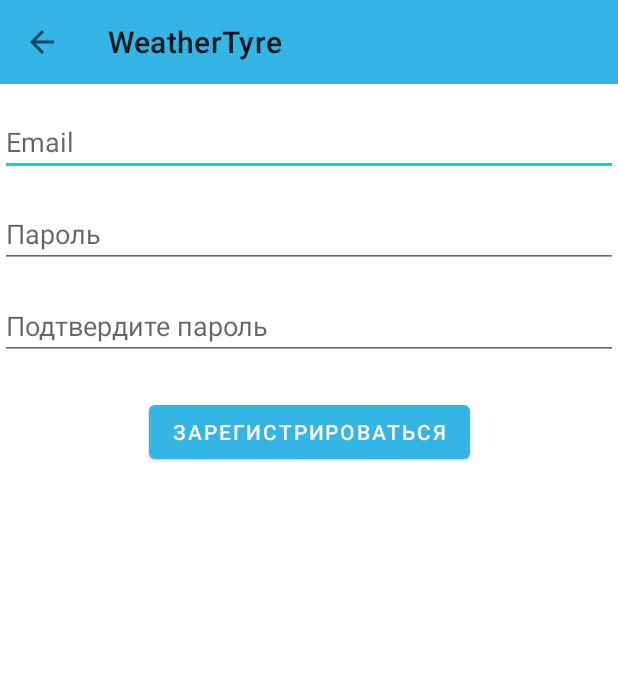
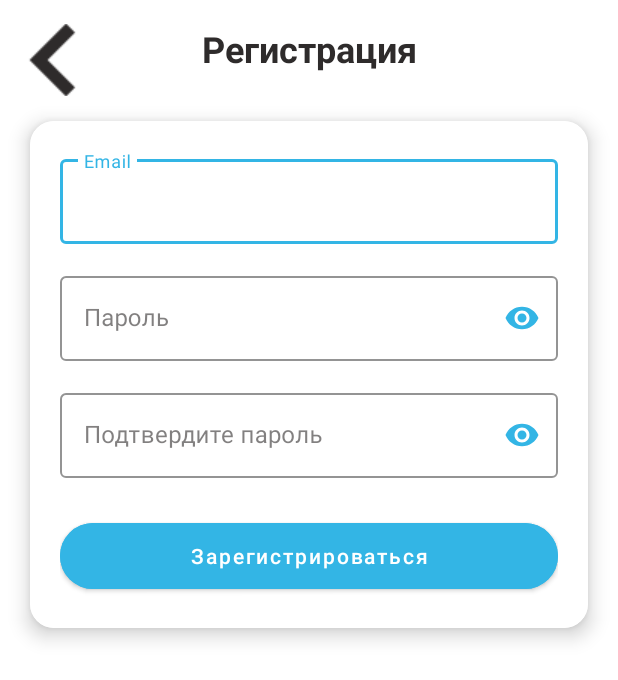
Before and after one commit to Kam300/weather, an Android app: the RegisterActivity screen opened directly, with no data from a screen before it, on a phone screen of 412 x 824 dp. Shown: the top 680 px of the screen. Run offline under Robolectric (Android 15) with nearby library versions, the phone set to English and light mode, and no system bars.

Commit message:
ui login and password

```diff
--- a/app/build.gradle.kts
+++ b/app/build.gradle.kts
@@ -53,8 +53,8 @@ android {
 }
 
 dependencies {
-    implementation ("com.yandex.android:mobileads:7.8.1")
-
+    implementation (libs.mobileads)
+    implementation ("com.google.android.material:material:1.5.0")
 
     implementation(libs.androidx.core.ktx) // Up-to-date version
     implementation(libs.okhttp) // Ensure this points to the correct version
@@ -68,7 +68,7 @@ dependencies {
     implementation(libs.androidx.activity)
     implementation(libs.androidx.constraintlayout)
     implementation(libs.androidx.swiperefreshlayout)
-    implementation ("com.squareup.okhttp3:okhttp:4.12.0")
+    implementation (libs.okhttp.v4120)
     implementation(libs.androidx.annotation)
     implementation(libs.androidx.lifecycle.livedata.ktx)
     implementation(libs.androidx.lifecycle.viewmodel.ktx)
--- a/app/src/main/java/com/example/weather/WeatherSourceReceiver.kt
+++ b/app/src/main/java/com/example/weather/WeatherSourceReceiver.kt
@@ -1,4 +1,4 @@
-package com.example.weathertyre
+package com.example.weather
 
 import android.content.BroadcastReceiver
 import android.content.Context
--- a/app/src/main/java/com/example/weathertyre/RegisterActivity.kt
+++ b/app/src/main/java/com/example/weathertyre/RegisterActivity.kt
@@ -1,16 +1,16 @@
 package com.example.weathertyre
 import android.content.Intent
 import android.os.Bundle
+import android.view.View
 import android.widget.Button
 import android.widget.EditText
+import android.widget.ImageButton
 import android.widget.Toast
 import androidx.activity.enableEdgeToEdge
 import androidx.appcompat.app.AppCompatActivity
-import androidx.appcompat.widget.Toolbar
 import androidx.core.view.ViewCompat
 import androidx.core.view.WindowInsetsCompat
-import com.example.weathertyre.MainActivity
-import com.example.weathertyre.R
+
 
 class RegisterActivity : AppCompatActivity() {
 
@@ -19,9 +19,8 @@ class RegisterActivity : AppCompatActivity() {
         enableEdgeToEdge()
         setContentView(R.layout.activity_register)
 
-        // Установка Toolbar как ActionBar
-        val toolbar: Toolbar = findViewById(R.id.toolbar)
-        setSupportActionBar(toolbar)
+        val backButton = findViewById<ImageButton>(R.id.back_button)
+        backButton.setOnClickListener { v: View? -> onBackPressed() }
 
         // Добавление кнопки "Назад"
         supportActionBar?.setDisplayHomeAsUpEnabled(true)
--- a/app/src/main/res/layout/activity_register.xml
+++ b/app/src/main/res/layout/activity_register.xml
@@ -5,62 +5,116 @@
     android:id="@+id/main"
     android:layout_width="match_parent"
     android:layout_height="match_parent"
+    android:background="@color/background_color"
     tools:context=".RegisterActivity">
 
-    <androidx.appcompat.widget.Toolbar
-        android:id="@+id/toolbar"
-        android:layout_width="0dp"
-        android:layout_height="?attr/actionBarSize"
-        android:background="?attr/colorPrimary"
+    <ImageButton
+        android:id="@+id/back_button"
+        android:layout_width="48dp"
+        android:layout_height="48dp"
+        android:layout_marginStart="16dp"
+        android:layout_marginTop="16dp"
+        android:background="?attr/selectableItemBackgroundBorderless"
+        android:contentDescription="TODO"
+        android:src="@drawable/ic_back1"
+        app:layout_constraintStart_toStartOf="parent"
         app:layout_constraintTop_toTopOf="parent"
-        app:layout_constraintStart_toStartOf="parent"
-        app:layout_constraintEnd_toEndOf="parent" />
+        app:tint="@color/black" />
 
-    <EditText
-        android:id="@+id/email"
-        android:layout_width="0dp"
+    <TextView
+        android:id="@+id/title"
+        android:layout_width="wrap_content"
         android:layout_height="wrap_content"
         android:layout_marginTop="16dp"
+        android:text="Регистрация"
+        android:textColor="@color/black"
+        android:textSize="24sp"
+        android:textStyle="bold"
+        app:layout_constraintEnd_toEndOf="parent"
+        app:layout_constraintStart_toStartOf="parent"
+        app:layout_constraintTop_toTopOf="parent" />
+
+    <com.google.android.material.card.MaterialCardView
+        android:layout_width="match_parent"
+        android:layout_height="wrap_content"
+        android:layout_marginHorizontal="20dp"
+        android:layout_marginTop="32dp"
+        app:cardCornerRadius="16dp"
+        app:cardElevation="8dp"
+        app:layout_constraintTop_toBottomOf="@id/title">
+
+        <LinearLayout
+            android:layout_width="match_parent"
+            android:layout_height="wrap_content"
+            android:orientation="vertical"
+            android:padding="20dp"
+            android:background="@color/white">
+
+            <com.google.android.material.textfield.TextInputLayout
+                android:layout_width="match_parent"
+                android:layout_height="wrap_content"
+                android:layout_marginBottom="16dp"
+                app:boxStrokeColor="@color/holo_blue_dark"
+                app:hintTextColor="@color/holo_blue_dark"
+                style="@style/Widget.MaterialComponents.TextInputLayout.OutlinedBox">
+
+                <com.google.android.material.textfield.TextInputEditText
+                    android:id="@+id/email"
+                    android:layout_width="match_parent"
+                    android:layout_height="wrap_content"
                     android:hint="Email"
                     android:inputType="textEmailAddress"
-        app:layout_constraintTop_toBottomOf="@id/toolbar"
-        app:layout_constraintStart_toStartOf="parent"
-        app:layout_constraintEnd_toEndOf="parent"
-        app:layout_constraintHorizontal_bias="0.5" />
+                    android:textColor="@color/black" />
+            </com.google.android.material.textfield.TextInputLayout>
 
-    <EditText
+            <com.google.android.material.textfield.TextInputLayout
+                android:layout_width="match_parent"
+                android:layout_height="wrap_content"
+                android:layout_marginBottom="16dp"
+                app:boxStrokeColor="@color/holo_blue_dark"
+                app:hintTextColor="@color/holo_blue_dark"
+                app:passwordToggleEnabled="true"
+                app:passwordToggleTint="@color/holo_blue_dark"
+                style="@style/Widget.MaterialComponents.TextInputLayout.OutlinedBox">
+
+                <com.google.android.material.textfield.TextInputEditText
                     android:id="@+id/password"
-        android:layout_width="0dp"
+                    android:layout_width="match_parent"
                     android:layout_height="wrap_content"
-        android:layout_marginTop="16dp"
                     android:hint="Пароль"
                     android:inputType="textPassword"
-        app:layout_constraintTop_toBottomOf="@+id/email"
-        app:layout_constraintStart_toStartOf="parent"
-        app:layout_constraintEnd_toEndOf="parent"
-        app:layout_constraintHorizontal_bias="0.5" />
+                    android:textColor="@color/black" />
+            </com.google.android.material.textfield.TextInputLayout>
 
-    <EditText
+            <com.google.android.material.textfield.TextInputLayout
+                android:layout_width="match_parent"
+                android:layout_height="wrap_content"
+                android:layout_marginBottom="24dp"
+                app:boxStrokeColor="@color/holo_blue_dark"
+                app:hintTextColor="@color/holo_blue_dark"
+                app:passwordToggleEnabled="true"
+                app:passwordToggleTint="@color/holo_blue_dark"
+                style="@style/Widget.MaterialComponents.TextInputLayout.OutlinedBox">
+
+                <com.google.android.material.textfield.TextInputEditText
                     android:id="@+id/confirm_password"
-        android:layout_width="0dp"
+                    android:layout_width="match_parent"
                     android:layout_height="wrap_content"
-        android:layout_marginTop="16dp"
                     android:hint="Подтвердите пароль"
                     android:inputType="textPassword"
-        app:layout_constraintTop_toBottomOf="@+id/password"
-        app:layout_constraintStart_toStartOf="parent"
-        app:layout_constraintEnd_toEndOf="parent"
-        app:layout_constraintHorizontal_bias="0.5" />
+                    android:textColor="@color/black" />
+            </com.google.android.material.textfield.TextInputLayout>
 
-    <Button
+            <com.google.android.material.button.MaterialButton
                 android:id="@+id/register_button"
-        android:layout_width="wrap_content"
-        android:layout_height="wrap_content"
+                android:layout_width="match_parent"
+                android:layout_height="56dp"
                 android:text="Зарегистрироваться"
-        android:layout_marginTop="24dp"
-        app:layout_constraintTop_toBottomOf="@+id/confirm_password"
-        app:layout_constraintStart_toStartOf="parent"
-        app:layout_constraintEnd_toEndOf="parent"
-        app:layout_constraintHorizontal_bias="0.5" />
+                android:textAllCaps="false"
+                android:textColor="@color/white"
+                android:backgroundTint="@color/button_background"
+                app:cornerRadius="28dp" />
+        </LinearLayout>
+    </com.google.android.material.card.MaterialCardView>
 
 </androidx.constraintlayout.widget.ConstraintLayout>
--- a/gradle/libs.versions.toml
+++ b/gradle/libs.versions.toml
@@ -15,9 +15,11 @@ appcompat = "1.7.0"
 material = "1.12.0"
 activity = "1.10.0"
 constraintlayout = "2.2.0"
+mobileads = "7.9.0"
 okhttp = "5.0.0-alpha.14"
 okhttpVersion = "4.9.3"
 playServicesLocationVersion = "21.3.0"
+squareupOkhttp = "4.12.0"
 swiperefreshlayout = "1.1.0"
 playServicesAdsLite = "23.6.0"
 annotation = "1.9.1"
@@ -41,7 +43,9 @@ material = { group = "com.google.android.material", name = "material", version.r
 androidx-activity = { group = "androidx.activity", name = "activity", version.ref = "activity" }
 androidx-constraintlayout = { group = "androidx.constraintlayout", name = "constraintlayout", version.ref = "constraintlayout" }
 androidx-swiperefreshlayout = { group = "androidx.swiperefreshlayout", name = "swiperefreshlayout", version.ref = "swiperefreshlayout" }
+mobileads = { module = "com.yandex.android:mobileads", version.ref = "mobileads" }
 okhttp = { module = "com.squareup.okhttp3:okhttp", version.ref = "okhttp" }
+okhttp-v4120 = { module = "com.squareup.okhttp3:okhttp", version.ref = "squareupOkhttp" }
 okhttp-v493 = { module = "com.squareup.okhttp3:okhttp", version.ref = "okhttpVersion" }
 play-services-ads-lite = { group = "com.google.android.gms", name = "play-services-ads-lite", version.ref = "playServicesAdsLite" }
 androidx-annotation = { group = "androidx.annotation", name = "annotation", version.ref = "annotation" }
```
Also changed, not shown: app/src/main/java/com/example/weather/ui/login/LoginActivity.kt (+68 -51 lines), app/src/main/res/drawable/edit_text_background.xml (added, +8 -0 lines), app/src/main/res/layout/activity_login.xml (+51 -51 lines), app/src/main/res/drawable/ic_back.png (added), app/src/main/res/drawable/ic_back1.png (added). Lines whose indentation alone changed are shown as unchanged.
